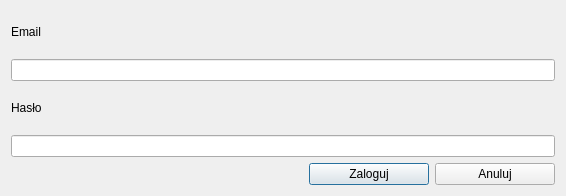
gis-support/usemaps-lite-plugin, file usemaps_lite/ui/login.ui: the form before one commit.
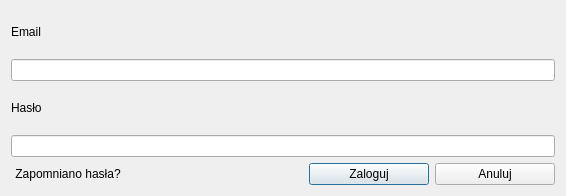
The form after the commit. Custom widgets are drawn as their Qt base class.

Patch:
```diff
--- a/usemaps_lite/ui/login.ui
+++ b/usemaps_lite/ui/login.ui
@@ -48,6 +48,19 @@
    </item>
    <item>
     <layout class="QHBoxLayout" name="horizontalLayout">
+     <item>
+      <widget class="QPushButton" name="forgot_pwd_button">
+       <property name="text">
+        <string>Zapomniano hasła?</string>
+       </property>
+       <property name="autoDefault">
+        <bool>false</bool>
+       </property>
+       <property name="flat">
+        <bool>true</bool>
+       </property>
+      </widget>
+     </item>
      <item>
       <spacer name="horizontalSpacer">
        <property name="orientation">
```
Left out of the diff: 3 changed lines with no effect on the pictures.
